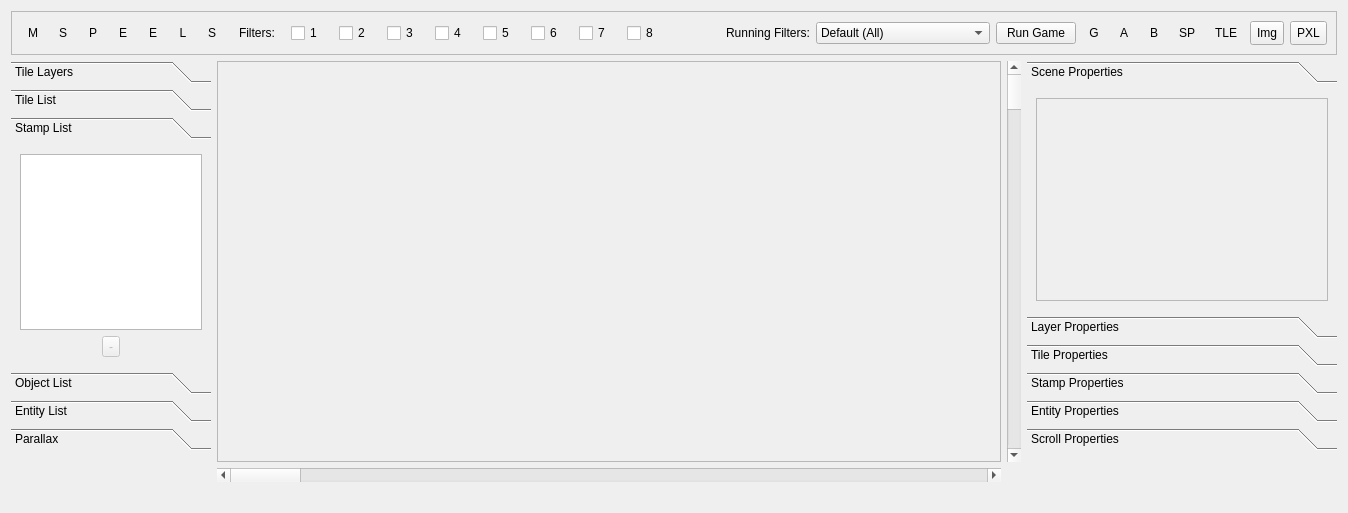
Before: the Qt Designer form RetroEDv2/tools/sceneeditorv5.ui in RSDKModding/RetroED, drawn with Qt 5.
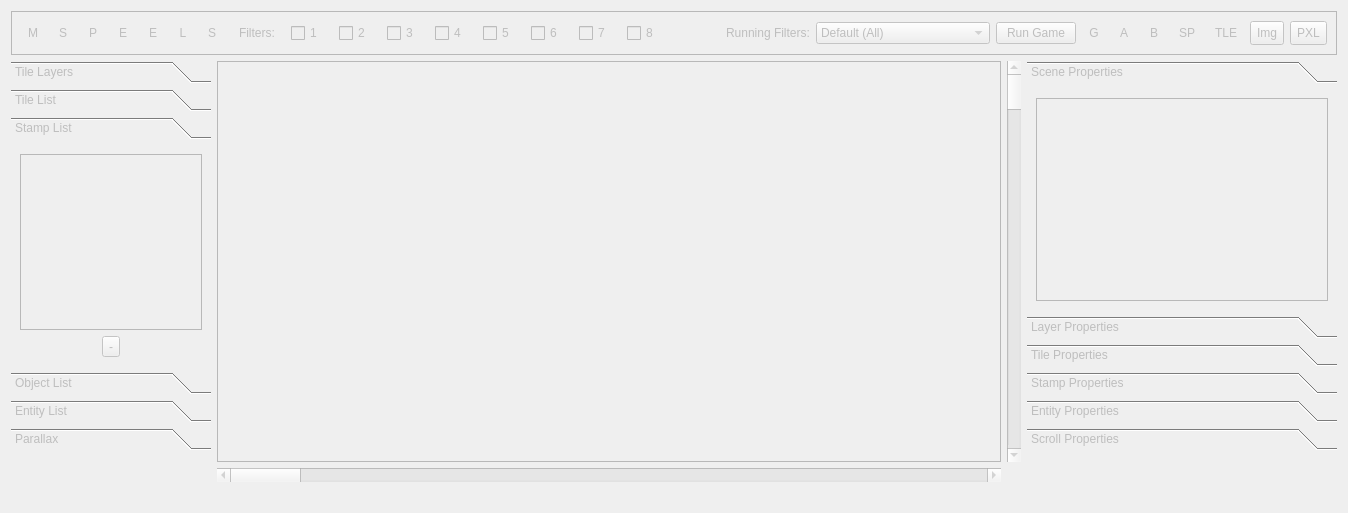
After: the same form once the commit is applied. The open tabs and pages were chosen to show the change. Icons and pictures are not drawn.

What changed in the file:
```diff
--- a/RetroEDv2/tools/sceneeditorv5.ui
+++ b/RetroEDv2/tools/sceneeditorv5.ui
@@ -2,6 +2,9 @@
 <ui version="4.0">
  <class>SceneEditorv5</class>
  <widget class="QWidget" name="SceneEditorv5">
+  <property name="enabled">
+   <bool>false</bool>
+  </property>
   <property name="geometry">
    <rect>
     <x>0</x>
@@ -506,7 +509,7 @@
       <item row="0" column="33">
        <widget class="QToolButton" name="showCollisionB">
         <property name="enabled">
-         <bool>true</bool>
+         <bool>false</bool>
         </property>
         <property name="minimumSize">
          <size>
@@ -612,7 +615,7 @@
       <item row="0" column="32">
        <widget class="QToolButton" name="showCollisionA">
         <property name="enabled">
-         <bool>true</bool>
+         <bool>false</bool>
         </property>
         <property name="minimumSize">
          <size>
```
Left out of the diff: 6 changed lines with no effect on the pictures.
